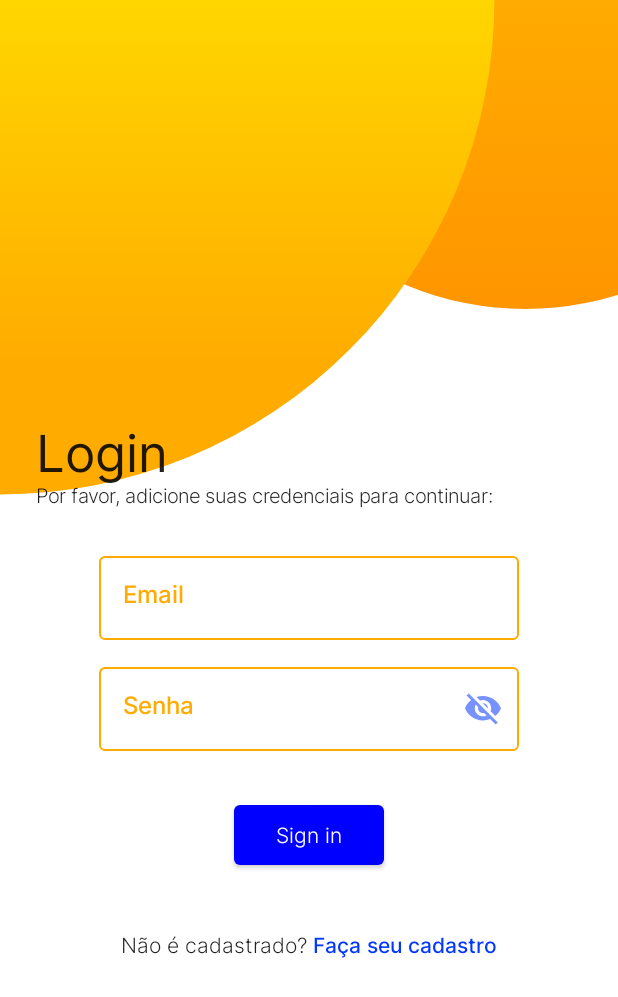
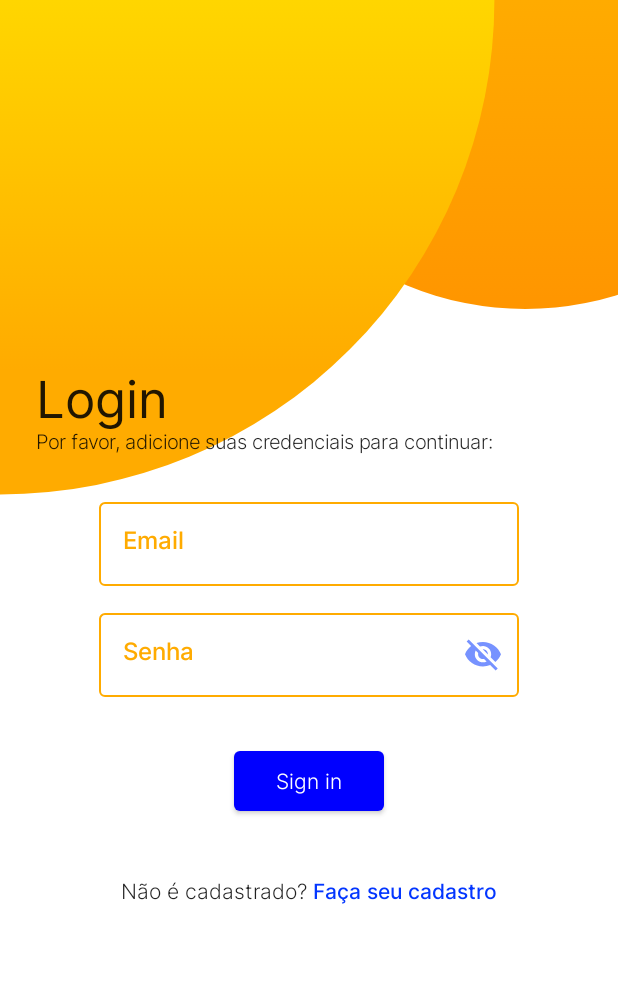
Before and after one commit to MatheusRamosSil/CorridaFacil, an Android app built with Jetpack Compose: the screen it shows after launch (Login), on a phone screen of 412 x 824 dp. Shown: the top 997 px of the screen. Run offline under Robolectric (Android 15) with nearby library versions, the phone set to English and light mode, and no system bars; our stand-ins replace Dagger/Hilt's generated code, Firebase (no records; nobody signed in at launch, a user with empty details on screens opened directly); 1 statement that could not run was skipped.

Commit message:
Refatoração do tela de login

```diff
--- a/app/src/main/java/com/example/corridafacil/view/auth/ui/LoginScreen.kt
+++ b/app/src/main/java/com/example/corridafacil/view/auth/ui/LoginScreen.kt
@@ -7,7 +7,7 @@ import androidx.compose.foundation.clickable
 import androidx.compose.foundation.layout.*
 import androidx.compose.material.MaterialTheme
 import androidx.compose.material.Text
-import androidx.compose.runtime.Composable
+import androidx.compose.runtime.*
 import androidx.compose.ui.Alignment
 import androidx.compose.ui.Modifier
 import androidx.compose.ui.graphics.Color
@@ -26,10 +26,7 @@ import com.example.corridafacil.utils.validators.errorMessageUI.MessageErrorForB
 import com.example.corridafacil.utils.validators.errorMessageUI.ShowMessageErrorBadFormart.showMensageErrorFormaBad
 import com.example.corridafacil.view.auth.ui.ui.theme.Background
 import com.example.corridafacil.view.auth.ui.ui.theme.CorridaFacilTheme
-import com.example.corridafacil.view.auth.ui.ui.theme.components.Button
-import com.example.corridafacil.view.auth.ui.ui.theme.components.InputPassword
-import com.example.corridafacil.view.auth.ui.ui.theme.components.InputText
-import com.example.corridafacil.view.auth.ui.ui.theme.components.Title
+import com.example.corridafacil.view.auth.ui.ui.theme.components.*
 import com.example.corridafacil.view.auth.viewModel.EmailViewModel
 import com.example.corridafacil.view.utils.ScreensNavigate
 
@@ -38,26 +35,59 @@ import com.example.corridafacil.view.utils.ScreensNavigate
 @Composable
 fun LoginScreen(window: WindowSize,
                 navController: NavController,
+                viewModelEmail: EmailViewModel
 ) {
 
-    BoxWithConstraints(modifier = Modifier
-        .fillMaxSize()
-        .background(Color.White)) {
+    var email by remember { mutableStateOf("") }
+    var password by remember { mutableStateOf("") }
+    var isFormatValidEmail by remember { mutableStateOf(true) }
+    var isFormatValidPassword by remember { mutableStateOf(true) }
+
+    fun validateDataInput(email:String,
+                          password: String
+    ): Boolean {
+        isFormatValidEmail = isValidEmail(email)
+        isFormatValidPassword = isValidPassword(password)
+
+        return isFormatValidEmail && isFormatValidPassword
+    }
+
+    fun login(viewModelEmail: EmailViewModel){
+        if (validateDataInput(email, password)){
+            viewModelEmail.login(email,password)
+        }
+    }
+
     Background(window)
-        Column( modifier= Modifier.padding(top = 258.dp),
+    Column( modifier= Modifier.fillMaxSize(),
         verticalArrangement = Arrangement.Center,
         horizontalAlignment = Alignment.CenterHorizontally) {
         Title("Login",
             "Por favor, adicione suas credenciais para continuar:")
-            val email = InputText(labelName = "Email")
-            val password = InputPassword(labelName = "Senha")
-            Button(40.dp,100.dp,{ test()})
+
+
+        inputText(
+            value = email,
+            labelName = "Email",
+            isValidateField = isFormatValidEmail,
+            errorMessage = MessageErrorForBadFormatInFormsFields.EMAIL_FORMAT_BAD,
+            onValueChange= {email = it}
+        )
+        inputPassword(
+            value = password,
+            labelName = "Senha",
+            isValidateField = isFormatValidPassword,
+            errorMessage = MessageErrorForBadFormatInFormsFields.PASSWORD_FORMAT_BAD,
+            onValueChange = {password = it}
+        )
+        Button(40.dp,100.dp,
+            { login(viewModelEmail)})
         MakerNewRegister(navController)
 
 
     }
 
-    }
+
 }
 
 fun test(){
@@ -81,7 +111,7 @@ fun MakerNewRegister(navController: NavController) {
     }
 }
 
-@Preview(showBackground = true)
+/*@Preview(showBackground = true)
 @Composable
 fun LoginPreview() {
     CorridaFacilTheme {
@@ -89,3 +119,5 @@ fun LoginPreview() {
         LoginScreen(window, rememberNavController())
     }
 }
+
+ */
--- a/app/src/main/java/com/example/corridafacil/view/auth/ui/ui/theme/components/InputPassword.kt
+++ b/app/src/main/java/com/example/corridafacil/view/auth/ui/ui/theme/components/InputPassword.kt
@@ -1,12 +1,13 @@
 package com.example.corridafacil.view.auth.ui.ui.theme.components
 
-import androidx.compose.foundation.layout.Box
-import androidx.compose.foundation.layout.padding
+import androidx.compose.foundation.layout.*
 import androidx.compose.foundation.text.KeyboardOptions
 import androidx.compose.material.*
 import androidx.compose.runtime.*
 import androidx.compose.runtime.saveable.rememberSaveable
+import androidx.compose.ui.Alignment
 import androidx.compose.ui.Modifier
+import androidx.compose.ui.graphics.Color
 import androidx.compose.ui.res.painterResource
 import androidx.compose.ui.text.TextStyle
 import androidx.compose.ui.text.input.KeyboardType
@@ -19,8 +20,14 @@ import com.example.corridafacil.view.auth.ui.ui.theme.CustomFonts
 import com.example.corridafacil.view.auth.ui.ui.theme.White
 
 @Composable
-fun InputPassword( labelName: String): String {
-    var password by rememberSaveable { mutableStateOf("") }
+fun inputPassword(
+    labelName: String,
+    isValidateField: Boolean,
+    errorMessage: String,
+    value: String,
+    onValueChange: (String)-> Unit
+){
+
     var passwordVisibility by remember { mutableStateOf( false)    }
 
     val icon  = if (passwordVisibility)
@@ -28,11 +35,14 @@ fun InputPassword( labelName: String): String {
     else
         painterResource(id = R.drawable.visibility_password_off)
 
-    Box(modifier = Modifier
-        .padding(10.dp)){
+    Column(
+        verticalArrangement = Arrangement.Center,
+        horizontalAlignment = Alignment.CenterHorizontally,
+        modifier = Modifier.padding(10.dp)
+    ) {
         OutlinedTextField(
-            value = password,
-            onValueChange = { password = it },
+            value = value,
+            onValueChange = { onValueChange(it) },
             textStyle = TextStyle(fontFamily = CustomFonts().getInterFamily()),
             label = { Text(labelName, color = Amber) },
             trailingIcon = {
@@ -52,7 +62,19 @@ fun InputPassword( labelName: String): String {
                 unfocusedIndicatorColor = Amber
 
             ))
+
+        if(!isValidateField){
+            Text(text = errorMessage,
+                color = Color.Red,
+                style = MaterialTheme.typography.overline,
+                modifier = Modifier
+                    .padding(start = 28.dp,
+                        top = 16.dp)
+                    .offset(y=(-8).dp)
+                    .fillMaxWidth(0.9f)
+
+            )
+        }
     }
 
-    return password
 }
--- a/app/src/main/java/com/example/corridafacil/view/auth/ui/ui/theme/components/InputText.kt
+++ b/app/src/main/java/com/example/corridafacil/view/auth/ui/ui/theme/components/InputText.kt
@@ -1,24 +1,34 @@
 package com.example.corridafacil.view.auth.ui.ui.theme.components
 
 import android.util.Log
+import androidx.compose.foundation.layout.Arrangement
 import androidx.compose.foundation.layout.Box
+import androidx.compose.foundation.layout.Column
+import androidx.compose.material.MaterialTheme
 import androidx.compose.material.OutlinedTextField
 import androidx.compose.material.Text
 import androidx.compose.material.TextFieldDefaults
 import androidx.compose.runtime.*
+import androidx.compose.ui.graphics.Color
 import androidx.compose.ui.text.TextStyle
 import com.example.corridafacil.view.auth.ui.ui.theme.Amber
 import com.example.corridafacil.view.auth.ui.ui.theme.CustomFonts
 import com.example.corridafacil.view.auth.ui.ui.theme.White
 
 @Composable
-fun InputText( labelName: String): String {
-    var text by remember { mutableStateOf("") }
+fun inputText(
 
-    Box(){
+    labelName: String,
+    isValidateField: Boolean,
+    errorMessage: String,
+    value: String,
+    onValueChange: (String)-> Unit
+){
+
+    Column(verticalArrangement = Arrangement.Center) {
         OutlinedTextField(
-            value = text,
-            onValueChange = { text = it },
+            value = value,
+            onValueChange = {onValueChange(it)},
             textStyle = TextStyle(fontFamily = CustomFonts().getInterFamily()),
             label = { Text(labelName, color = Amber) },
             colors = TextFieldDefaults.textFieldColors(
@@ -29,7 +39,15 @@ fun InputText( labelName: String): String {
 
         )
 
+        if(!isValidateField){
+            Text(text = errorMessage,
+                color = Color.Red,
+                style = MaterialTheme.typography.overline
+            )
+        }
     }
 
-    return text
+
+
+
 }
--- a/app/src/main/java/com/example/corridafacil/view/utils/NavigationSetup.kt
+++ b/app/src/main/java/com/example/corridafacil/view/utils/NavigationSetup.kt
@@ -1,6 +1,7 @@
 package com.example.corridafacil.view.utils
 
 import androidx.compose.runtime.Composable
+import androidx.hilt.navigation.compose.hiltViewModel
 import androidx.navigation.NavHostController
 import androidx.navigation.compose.NavHost
 import androidx.navigation.compose.composable
@@ -13,13 +14,14 @@ import com.example.corridafacil.view.auth.viewModel.EmailViewModel
 fun SetupNavigation(
     navController: NavHostController,
     window: WindowSize,
+    viewModelEmail: EmailViewModel = hiltViewModel()
 ){
     NavHost(navController = navController,
             startDestination = ScreensNavigate.Login.route){
         composable(
             route = ScreensNavigate.Login.route
         ){
-            LoginScreen(window = window, navController)
+            LoginScreen(window = window, navController,viewModelEmail)
         }
 
         composable(
```
Lines whose indentation alone changed are shown as unchanged.
